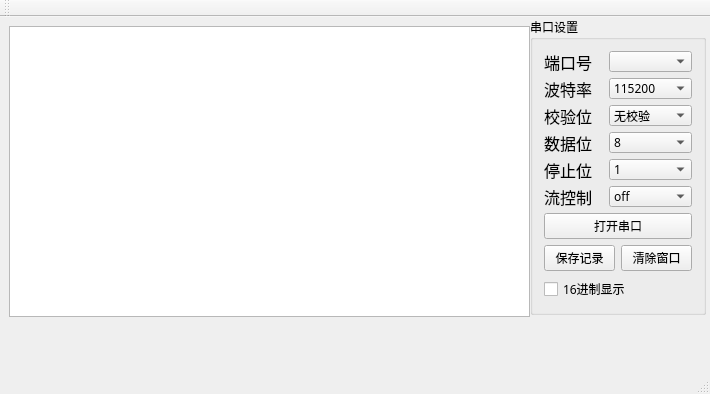
The window that mainwindow.ui (RainRainLiu/ESP8266_Tool) describes before a commit, drawn with Qt 5.
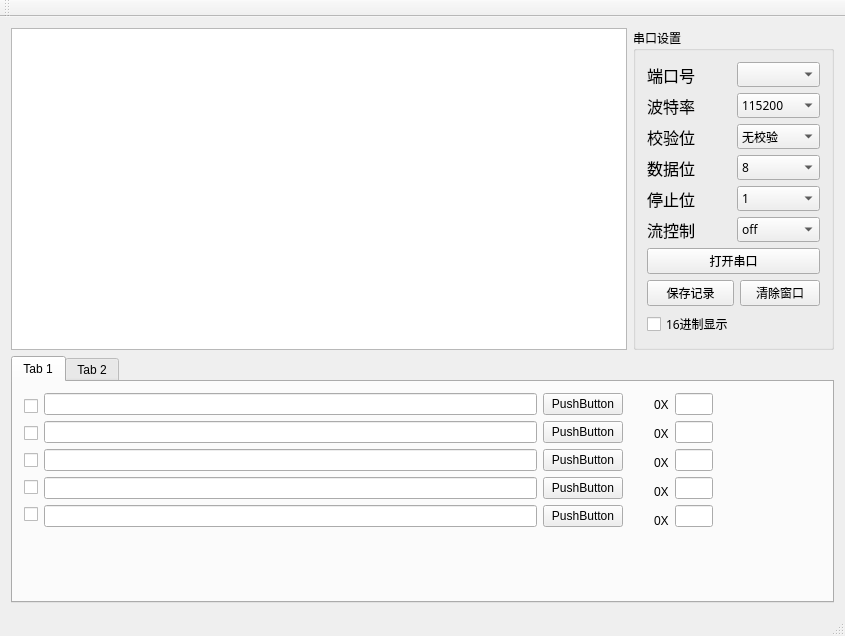
The same window after the commit.

Diff of the .ui file:
```diff
--- a/mainwindow.ui
+++ b/mainwindow.ui
@@ -6,22 +6,25 @@
    <rect>
     <x>0</x>
     <y>0</y>
-    <width>710</width>
-    <height>394</height>
+    <width>845</width>
+    <height>636</height>
    </rect>
   </property>
   <property name="windowTitle">
    <string>MainWindow</string>
   </property>
   <widget class="QWidget" name="centralWidget">
+   <layout class="QGridLayout" name="gridLayout">
+    <item row="0" column="0">
+     <widget class="QPlainTextEdit" name="plainTextEdit"/>
+    </item>
+    <item row="0" column="1">
    <widget class="QGroupBox" name="PortSettingsGB_Debug">
-    <property name="geometry">
-     <rect>
-      <x>530</x>
-      <y>0</y>
-      <width>176</width>
-      <height>298</height>
-     </rect>
+      <property name="minimumSize">
+       <size>
+        <width>191</width>
+        <height>0</height>
+       </size>
     </property>
     <property name="font">
      <font>
@@ -32,6 +35,20 @@
      <string>串口设置</string>
     </property>
     <layout class="QGridLayout" name="gridLayout_2">
+       <item row="2" column="0">
+        <widget class="QPushButton" name="saveLog">
+         <property name="text">
+          <string>保存记录</string>
+         </property>
+        </widget>
+       </item>
+       <item row="2" column="1">
+        <widget class="QPushButton" name="clearWindows">
+         <property name="text">
+          <string>清除窗口</string>
+         </property>
+        </widget>
+       </item>
      <item row="0" column="0" colspan="2">
       <layout class="QHBoxLayout" name="horizontalLayout_2">
        <item>
@@ -254,31 +271,17 @@
        </item>
       </layout>
      </item>
-     <item row="1" column="0" colspan="2">
-      <widget class="QPushButton" name="portCtrl_Debug">
-       <property name="text">
-        <string>打开串口</string>
-       </property>
-      </widget>
-     </item>
-     <item row="3" column="0" colspan="2">
+       <item row="3" column="0">
       <widget class="QCheckBox" name="hexDisplay">
        <property name="text">
         <string>16进制显示</string>
        </property>
       </widget>
      </item>
-     <item row="2" column="1">
-      <widget class="QPushButton" name="clearWindows">
+       <item row="1" column="0" colspan="2">
+        <widget class="QPushButton" name="portCtrl_Debug">
        <property name="text">
-        <string>清除窗口</string>
-       </property>
-      </widget>
-     </item>
-     <item row="2" column="0">
-      <widget class="QPushButton" name="saveLog">
-       <property name="text">
-        <string>保存记录</string>
+          <string>打开串口</string>
        </property>
       </widget>
      </item>
@@ -289,27 +292,246 @@
     <zorder></zorder>
     <zorder>hexDisplay</zorder>
    </widget>
-   <widget class="QPlainTextEdit" name="plainTextEdit">
+    </item>
+    <item row="1" column="0" colspan="2">
+     <widget class="QTabWidget" name="tabWidget">
+      <property name="currentIndex">
+       <number>0</number>
+      </property>
+      <widget class="QWidget" name="tab">
+       <attribute name="title">
+        <string>Tab 1</string>
+       </attribute>
+       <widget class="QWidget" name="">
     <property name="geometry">
      <rect>
-      <x>9</x>
-      <y>9</y>
-      <width>521</width>
-      <height>291</height>
-     </rect>
-    </property>
-   </widget>
-   <zorder>saveLog</zorder>
-   <zorder>clearWindows</zorder>
+          <x>0</x>
+          <y>0</y>
+          <width>621</width>
+          <height>161</height>
+         </rect>
+        </property>
+        <layout class="QHBoxLayout" name="horizontalLayout">
+         <item>
+          <layout class="QVBoxLayout" name="verticalLayout_5">
+           <item>
+            <widget class="QCheckBox" name="checkBox">
+             <property name="text">
+              <string/>
+             </property>
+            </widget>
+           </item>
+           <item>
+            <widget class="QCheckBox" name="checkBox_2">
+             <property name="text">
+              <string/>
+             </property>
+            </widget>
+           </item>
+           <item>
+            <widget class="QCheckBox" name="checkBox_3">
+             <property name="text">
+              <string/>
+             </property>
+            </widget>
+           </item>
+           <item>
+            <widget class="QCheckBox" name="checkBox_4">
+             <property name="text">
+              <string/>
+             </property>
+            </widget>
+           </item>
+           <item>
+            <widget class="QCheckBox" name="checkBox_5">
+             <property name="text">
+              <string/>
+             </property>
+            </widget>
+           </item>
+          </layout>
+         </item>
+         <item>
+          <layout class="QVBoxLayout" name="verticalLayout">
+           <item>
+            <widget class="QLineEdit" name="lineEdit"/>
+           </item>
+           <item>
+            <widget class="QLineEdit" name="lineEdit_2"/>
+           </item>
+           <item>
+            <widget class="QLineEdit" name="lineEdit_3"/>
+           </item>
+           <item>
+            <widget class="QLineEdit" name="lineEdit_4"/>
+           </item>
+           <item>
+            <widget class="QLineEdit" name="lineEdit_5"/>
+           </item>
+          </layout>
+         </item>
+         <item>
+          <layout class="QVBoxLayout" name="verticalLayout_2">
+           <item>
+            <widget class="QPushButton" name="pushButton_6">
+             <property name="text">
+              <string>PushButton</string>
+             </property>
+            </widget>
+           </item>
+           <item>
+            <widget class="QPushButton" name="pushButton_5">
+             <property name="text">
+              <string>PushButton</string>
+             </property>
+            </widget>
+           </item>
+           <item>
+            <widget class="QPushButton" name="pushButton_7">
+             <property name="text">
+              <string>PushButton</string>
+             </property>
+            </widget>
+           </item>
+           <item>
+            <widget class="QPushButton" name="pushButton_8">
+             <property name="text">
+              <string>PushButton</string>
+             </property>
+            </widget>
+           </item>
+           <item>
+            <widget class="QPushButton" name="pushButton_9">
+             <property name="text">
+              <string>PushButton</string>
+             </property>
+            </widget>
+           </item>
+          </layout>
+         </item>
+        </layout>
+       </widget>
+       <widget class="QWidget" name="">
+        <property name="geometry">
+         <rect>
+          <x>630</x>
+          <y>0</y>
+          <width>81</width>
+          <height>161</height>
+         </rect>
+        </property>
+        <layout class="QHBoxLayout" name="horizontalLayout_3">
+         <item>
+          <layout class="QVBoxLayout" name="verticalLayout_7">
+           <item>
+            <widget class="QLabel" name="label">
+             <property name="text">
+              <string>0X</string>
+             </property>
+            </widget>
+           </item>
+           <item>
+            <widget class="QLabel" name="label_2">
+             <property name="text">
+              <string>0X</string>
+             </property>
+            </widget>
+           </item>
+           <item>
+            <widget class="QLabel" name="label_4">
+             <property name="text">
+              <string>0X</string>
+             </property>
+            </widget>
+           </item>
+           <item>
+            <widget class="QLabel" name="label_3">
+             <property name="text">
+              <string>0X</string>
+             </property>
+            </widget>
+           </item>
+           <item>
+            <widget class="QLabel" name="label_5">
+             <property name="text">
+              <string>0X</string>
+             </property>
+            </widget>
+           </item>
+          </layout>
+         </item>
+         <item>
+          <layout class="QVBoxLayout" name="verticalLayout_6">
+           <item>
+            <widget class="QLineEdit" name="lineEdit_6"/>
+           </item>
+           <item>
+            <widget class="QLineEdit" name="lineEdit_7"/>
+           </item>
+           <item>
+            <widget class="QLineEdit" name="lineEdit_8"/>
+           </item>
+           <item>
+            <widget class="QLineEdit" name="lineEdit_9"/>
+           </item>
+           <item>
+            <widget class="QLineEdit" name="lineEdit_10"/>
+           </item>
+          </layout>
+         </item>
+        </layout>
+       </widget>
+      </widget>
+      <widget class="QWidget" name="tab_2">
+       <attribute name="title">
+        <string>Tab 2</string>
+       </attribute>
+      </widget>
+     </widget>
+    </item>
+   </layout>
    <zorder>PortSettingsGB_Debug</zorder>
    <zorder>plainTextEdit</zorder>
+   <zorder>checkBox</zorder>
+   <zorder>textEdit</zorder>
+   <zorder>pushButton_5</zorder>
+   <zorder></zorder>
+   <zorder>textEdit_3</zorder>
+   <zorder>textEdit_4</zorder>
+   <zorder>textEdit_5</zorder>
+   <zorder>textEdit_6</zorder>
+   <zorder>pushButton_6</zorder>
+   <zorder>pushButton_7</zorder>
+   <zorder>pushButton_8</zorder>
+   <zorder>pushButton_9</zorder>
+   <zorder>checkBox_2</zorder>
+   <zorder>checkBox_3</zorder>
+   <zorder>checkBox_4</zorder>
+   <zorder>checkBox_5</zorder>
+   <zorder>plainTextEdit_2</zorder>
+   <zorder>plainTextEdit_3</zorder>
+   <zorder>plainTextEdit_4</zorder>
+   <zorder>lineEdit</zorder>
+   <zorder>lineEdit_2</zorder>
+   <zorder>lineEdit_3</zorder>
+   <zorder>lineEdit_4</zorder>
+   <zorder>lineEdit_5</zorder>
+   <zorder>layoutWidget</zorder>
+   <zorder>layoutWidget</zorder>
+   <zorder>layoutWidget</zorder>
+   <zorder>label</zorder>
+   <zorder>label_2</zorder>
+   <zorder>label_3</zorder>
+   <zorder>label_4</zorder>
+   <zorder>label_5</zorder>
+   <zorder>tabWidget</zorder>
   </widget>
   <widget class="QMenuBar" name="menuBar">
    <property name="geometry">
     <rect>
      <x>0</x>
      <y>0</y>
-     <width>710</width>
+     <width>845</width>
      <height>23</height>
     </rect>
    </property>
```
Lines whose indentation alone changed are shown as unchanged.
